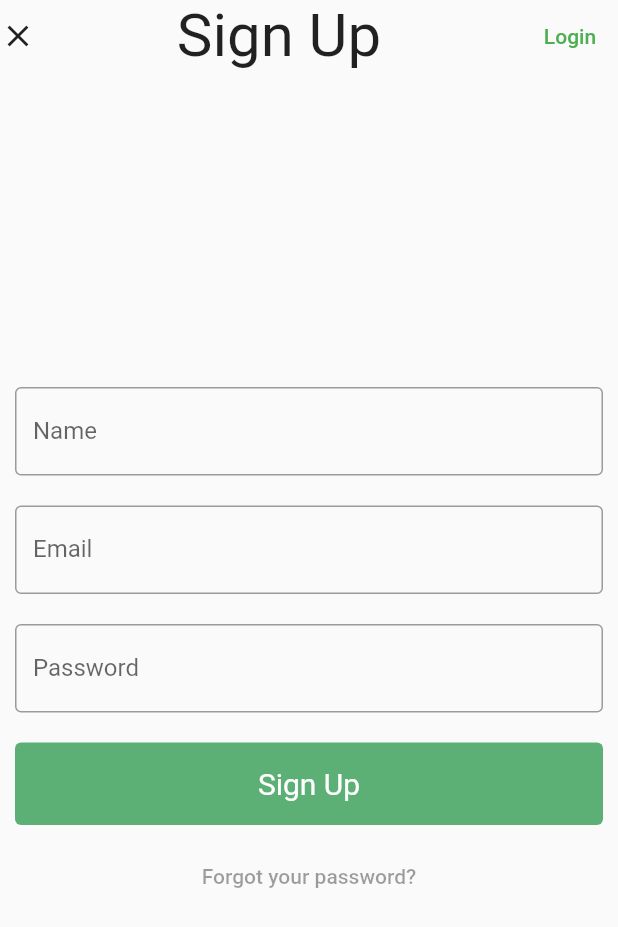
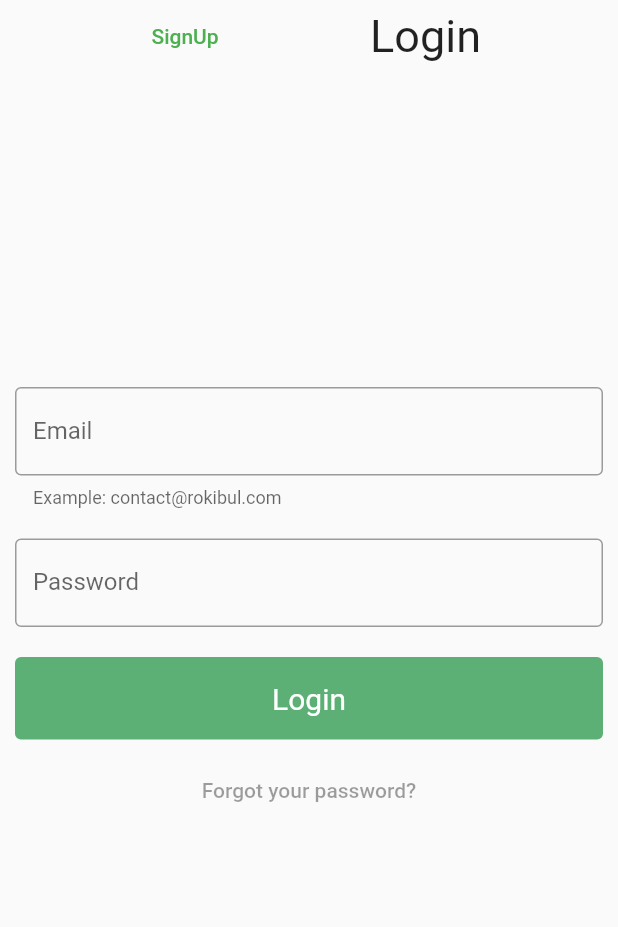
Before and after one commit to therokibul/ab02011, a Flutter app: the screen it shows after launch, after a tap on "Login", on a phone screen of 412 x 824 dp. Shown: the top 927 px of the screen. Run offline on Flutter 3.47's test engine with Material 2 defaults, Android fonts, the light colour scheme and no system bars.

Commit message:
day15 completed

```diff
--- /dev/null
+++ b/lib/login_page.dart
@@ -0,0 +1,80 @@
+import 'package:flutter/material.dart';
+
+class login_page extends StatefulWidget {
+  const login_page({Key? key}) : super(key: key);
+
+  @override
+  _login_pageState createState() => _login_pageState();
+}
+
+class _login_pageState extends State<login_page> {
+  @override
+  Widget build(BuildContext context) {
+    return Material(
+      child: ListView(
+        children: [
+          Row(
+            mainAxisAlignment: MainAxisAlignment.spaceEvenly,
+            children: [
+              TextButton(
+                onPressed: () {
+                  Navigator.pop(context);
+                },
+                child: Text(
+                  'SignUp',
+                  style: TextStyle(color: Colors.green),
+                ),
+              ),
+              Text(
+                'Login',
+                style: TextStyle(fontSize: 30),
+              ),
+            ],
+          ),
+          const SizedBox(height: 200),
+          Padding(
+            padding: const EdgeInsets.all(10.0),
+            child: TextField(
+              decoration: InputDecoration(
+                  border: OutlineInputBorder(
+                      borderRadius: BorderRadius.all(Radius.circular(4.0))),
+                  labelText: 'Email',
+                  helperText: 'Example: contact@rokibul.com',
+                  hintText: 'Enter your Email'),
+            ),
+          ),
+          Padding(
+            padding: const EdgeInsets.all(10.0),
+            child: TextField(
+              obscureText: true,
+              decoration: InputDecoration(
+                  border: OutlineInputBorder(
+                      borderRadius: BorderRadius.all(Radius.circular(4.0))),
+                  labelText: 'Password',
+                  hintText: 'Enter your Password'),
+            ),
+          ),
+          Padding(
+            padding: const EdgeInsets.all(10),
+            child: TextButton(
+              style: TextButton.styleFrom(
+                padding: const EdgeInsets.all(16.0),
+                primary: Colors.white,
+                backgroundColor: Color(0xff5DB075),
+                textStyle: const TextStyle(fontSize: 20),
+              ),
+              onPressed: () {},
+              child: const Text('Login'),
+            ),
+          ),
+          TextButton(
+            onPressed: null,
+            child: Text(
+              'Forgot your password?',
+            ),
+          ),
+        ],
+      ),
+    );
+  }
+}
--- a/lib/main.dart
+++ b/lib/main.dart
@@ -1,4 +1,5 @@
 import 'package:flutter/material.dart';
+import 'login_page.dart';
 
 void main() => runApp(MyApp());
 
@@ -8,6 +9,7 @@ class MyApp extends StatelessWidget {
   @override
   Widget build(BuildContext context) {
     return MaterialApp(
+      theme: ThemeData(primarySwatch: Colors.teal),
       debugShowCheckedModeBanner: false,
       home: Scaffold(
         // backgroundColor: Colors.black,
@@ -47,7 +49,12 @@ class _HomePageState extends State<HomePage> {
               style: TextStyle(fontSize: 40),
             ),
             TextButton(
-              onPressed: () {},
+              onPressed: () {
+                Navigator.push(
+                  context,
+                  MaterialPageRoute(builder: (context) => login_page()),
+                );
+              },
               child: Text(
                 'Login',
                 style: TextStyle(color: Colors.green),
@@ -101,10 +108,9 @@ class _HomePageState extends State<HomePage> {
         ),
         TextButton(
           onPressed: null,
-
-
-        child: Text('Forgot your password?',
-        ),
+          child: Text(
+            'Forgot your password?',
+          ),
         ),
       ],
     );
```
